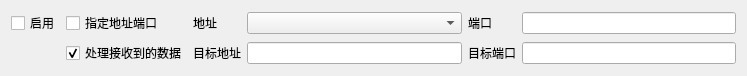
Qt form Src/Common/SAKDebugPage/Other/TransmissionSettings/TcpTransmissionItemWidget.ui (x-tools-author/x-tools) before a commit.
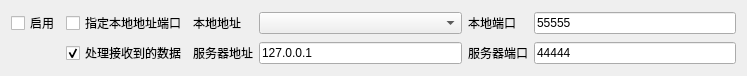
The same form after that commit.

Diff of the .ui file:
```diff
--- a/Src/Common/SAKDebugPage/Other/TransmissionSettings/TcpTransmissionItemWidget.ui
+++ b/Src/Common/SAKDebugPage/Other/TransmissionSettings/TcpTransmissionItemWidget.ui
@@ -17,14 +17,14 @@
    <item row="0" column="1">
     <widget class="QCheckBox" name="customAddressCheckBox">
      <property name="text">
-      <string>指定地址端口</string>
+      <string>指定本地地址端口</string>
      </property>
     </widget>
    </item>
    <item row="0" column="2">
     <widget class="QLabel" name="label">
      <property name="text">
-      <string>地址</string>
+      <string>本地地址</string>
      </property>
     </widget>
    </item>
@@ -48,12 +48,16 @@
    <item row="0" column="4">
     <widget class="QLabel" name="label_2">
      <property name="text">
-      <string>端口</string>
+      <string>本地端口</string>
      </property>
     </widget>
    </item>
    <item row="0" column="5">
-    <widget class="QLineEdit" name="portLineEdit"/>
+    <widget class="QLineEdit" name="portLineEdit">
+     <property name="text">
+      <string>55555</string>
+     </property>
+    </widget>
    </item>
    <item row="1" column="1">
     <widget class="QCheckBox" name="handleReceiveDataCheckBox">
@@ -68,22 +72,30 @@
    <item row="1" column="2">
     <widget class="QLabel" name="label_3">
      <property name="text">
-      <string>目标地址</string>
+      <string>服务器地址</string>
      </property>
     </widget>
    </item>
    <item row="1" column="3">
-    <widget class="QLineEdit" name="targetAddressLineEdit"/>
+    <widget class="QLineEdit" name="targetAddressLineEdit">
+     <property name="text">
+      <string>127.0.0.1</string>
+     </property>
+    </widget>
    </item>
    <item row="1" column="4">
     <widget class="QLabel" name="label_4">
      <property name="text">
-      <string>目标端口</string>
+      <string>服务器端口</string>
      </property>
     </widget>
    </item>
    <item row="1" column="5">
-    <widget class="QLineEdit" name="targetPortLineEdit"/>
+    <widget class="QLineEdit" name="targetPortLineEdit">
+     <property name="text">
+      <string>44444</string>
+     </property>
+    </widget>
    </item>
   </layout>
  </widget>
```
